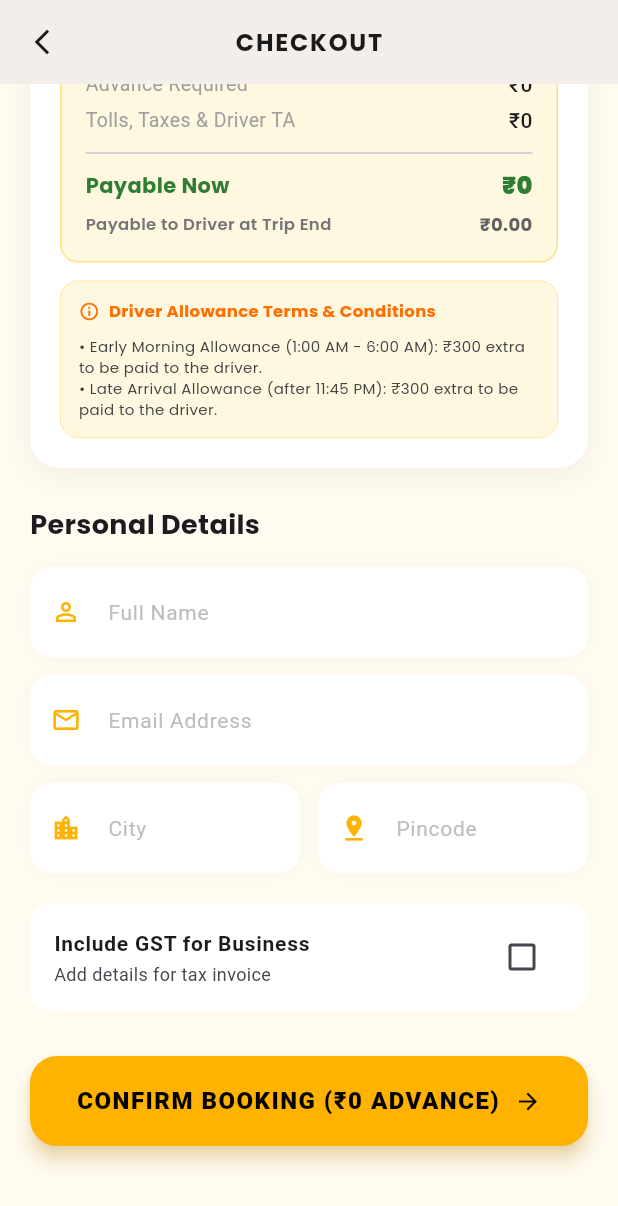
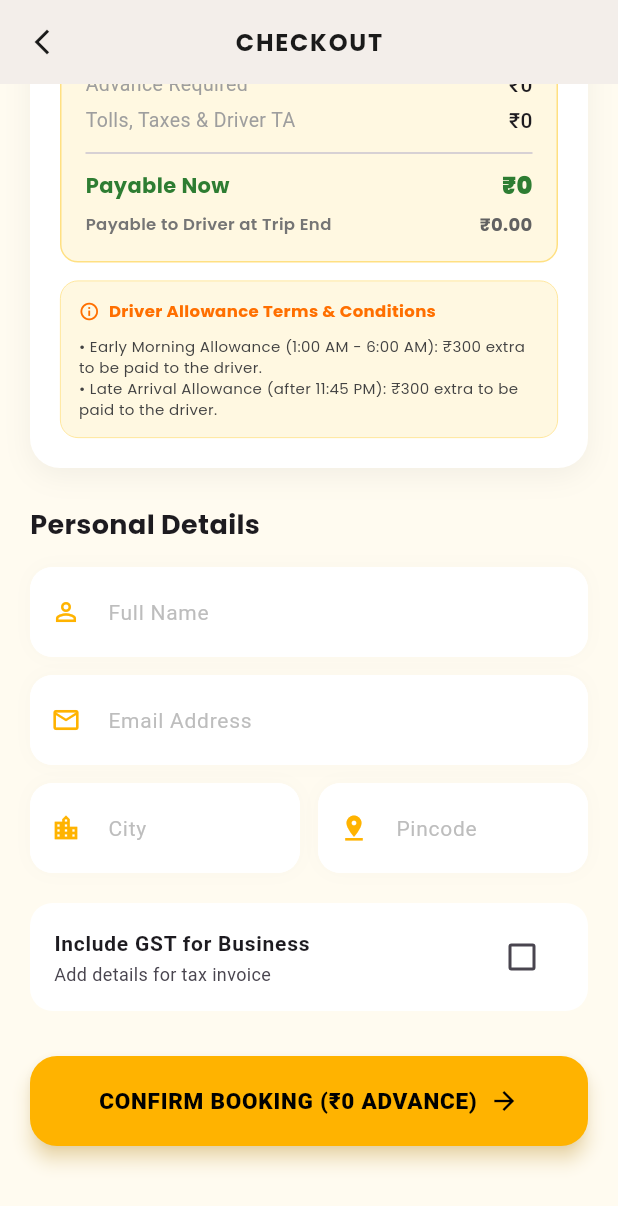
Before and after one commit to aiwheelsinfo-wq/flutteragni_car_rental_app, a Flutter app: the ShowBillPage screen opened directly with empty values, scrolled down 405 dp, on a phone screen of 412 x 824 dp. Shown: the top 1206 px of the screen. Run offline on Flutter 3.47's test engine with Material 3 defaults, Android fonts, the phone set to English and light mode, and no system bars; our stand-ins replace auto_size_text, cached_network_image, carousel_slider, confetti, firebase_core, firebase_messaging and 13 more; missing offline and left inert: flutter_polyline_points, google_place, razorpay_flutter; accounts and stored records are empty; network calls fail.

Commit message:
fix: resolve button RenderFlex overflow in ShowBill with FittedBox

```diff
--- a/lib/ShowBill.dart
+++ b/lib/ShowBill.dart
@@ -749,17 +749,23 @@ class _ShowBillPageState extends State<ShowBillPage> {
           shape:
               RoundedRectangleBorder(borderRadius: BorderRadius.circular(18)),
         ),
-        child: Row(
-          mainAxisAlignment: MainAxisAlignment.center,
-          children: [
-            Text("CONFIRM BOOKING (₹0 ADVANCE)",
-                style: const TextStyle(
-                    fontWeight: FontWeight.w900,
-                    fontSize: 16,
-                    letterSpacing: 1)),
-            const SizedBox(width: 10),
-            const Icon(Icons.arrow_forward),
-          ],
+        child: FittedBox(
+          fit: BoxFit.scaleDown,
+          child: Row(
+            mainAxisAlignment: MainAxisAlignment.center,
+            children: const [
+              Text(
+                "CONFIRM BOOKING (₹0 ADVANCE)",
+                style: TextStyle(
+                  fontWeight: FontWeight.w900,
+                  fontSize: 15,
+                  letterSpacing: 0.5,
+                ),
+              ),
+              SizedBox(width: 8),
+              Icon(Icons.arrow_forward, size: 20),
+            ],
+          ),
         ),
       ),
     );
```
